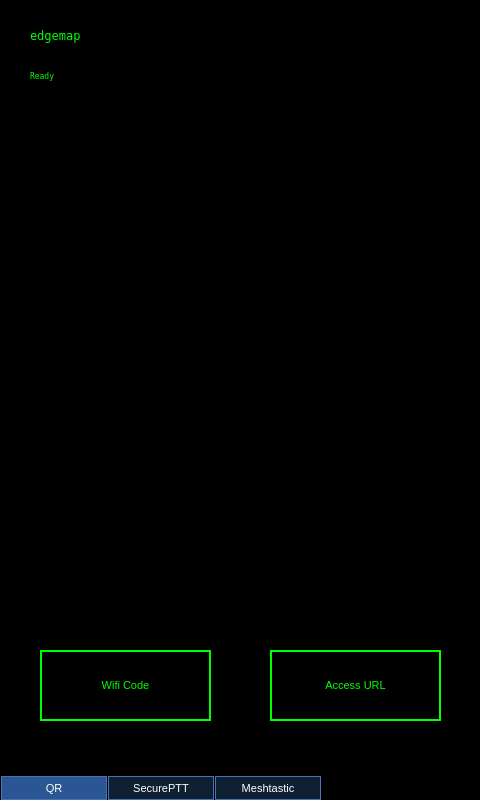
Above: mainwindow.ui from resiliencetheatre/qrencode-ui before the change. Below: the same form after it.
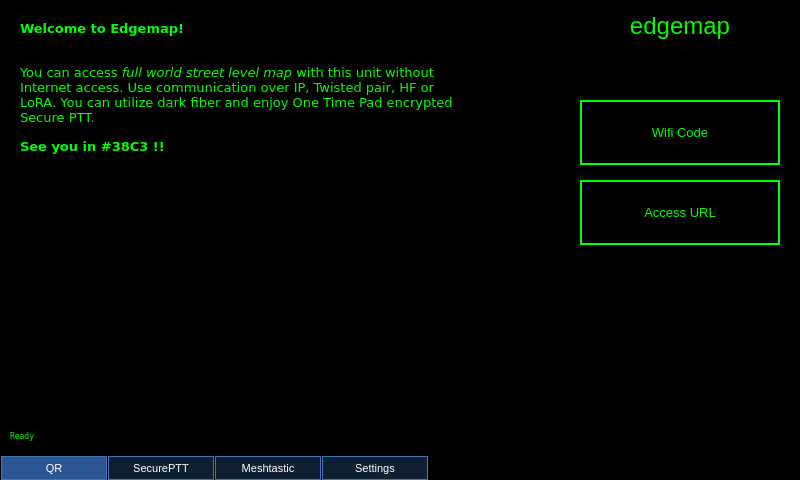
That is the form after the change. The open tabs and pages were chosen to show the change.

What changed in the file:
```diff
--- a/mainwindow.ui
+++ b/mainwindow.ui
@@ -6,8 +6,8 @@
    <rect>
     <x>0</x>
     <y>0</y>
-    <width>480</width>
-    <height>800</height>
+    <width>800</width>
+    <height>480</height>
    </rect>
   </property>
   <property name="windowTitle">
@@ -22,8 +22,8 @@
      <rect>
       <x>0</x>
       <y>0</y>
-      <width>480</width>
-      <height>800</height>
+      <width>800</width>
+      <height>480</height>
      </rect>
     </property>
     <property name="font">
@@ -74,44 +74,50 @@
      <widget class="QLabel" name="qrLabel">
       <property name="geometry">
        <rect>
-        <x>40</x>
-        <y>200</y>
-        <width>400</width>
-        <height>400</height>
+        <x>580</x>
+        <y>250</y>
+        <width>200</width>
+        <height>200</height>
        </rect>
       </property>
       <property name="text">
        <string/>
       </property>
      </widget>
-     <widget class="QPushButton" name="wifiCodeButton">
+     <widget class="QLabel" name="titleLabel">
       <property name="geometry">
        <rect>
-        <x>40</x>
-        <y>650</y>
-        <width>171</width>
-        <height>71</height>
+        <x>580</x>
+        <y>0</y>
+        <width>200</width>
+        <height>51</height>
        </rect>
       </property>
       <property name="font">
        <font>
-        <pointsize>8</pointsize>
+        <family>Cantarell</family>
+        <pointsize>18</pointsize>
+        <italic>false</italic>
+        <bold>false</bold>
        </font>
       </property>
       <property name="styleSheet">
-       <string notr="true">color: #00FF00; 
-border:2px solid #00FF00;</string>
+       <string notr="true">color: #00FF00;
+</string>
       </property>
       <property name="text">
-       <string>Wifi Code</string>
+       <string>edgemap</string>
+      </property>
+      <property name="alignment">
+       <set>Qt::AlignCenter</set>
       </property>
      </widget>
      <widget class="QLabel" name="statLabel">
       <property name="geometry">
        <rect>
-        <x>30</x>
-        <y>60</y>
-        <width>411</width>
+        <x>10</x>
+        <y>420</y>
+        <width>171</width>
         <height>31</height>
        </rect>
       </property>
@@ -129,37 +135,22 @@
        <string>Ready</string>
       </property>
      </widget>
-     <widget class="QLabel" name="titleLabel">
-      <property name="geometry">
-       <rect>
-        <x>30</x>
-        <y>20</y>
-        <width>411</width>
-        <height>31</height>
-       </rect>
-      </property>
-      <property name="font">
-       <font>
-        <family>DejaVu Sans Mono</family>
-       </font>
-      </property>
-      <property name="styleSheet">
-       <string notr="true">color: #00FF00;
-</string>
-      </property>
-      <property name="text">
-       <string>edgemap</string>
-      </property>
-     </widget>
      <widget class="QLabel" name="timeLabel">
       <property name="geometry">
        <rect>
-        <x>40</x>
-        <y>110</y>
-        <width>400</width>
-        <height>71</height>
+        <x>580</x>
+        <y>60</y>
+        <width>200</width>
+        <height>21</height>
        </rect>
       </property>
+      <property name="font">
+       <font>
+        <pointsize>14</pointsize>
+        <italic>false</italic>
+        <bold>false</bold>
+       </font>
+      </property>
       <property name="styleSheet">
        <string notr="true">color: #00FF00;
 font: 14pt;
@@ -175,15 +166,15 @@
      <widget class="QPushButton" name="accessUrlButton">
       <property name="geometry">
        <rect>
-        <x>270</x>
-        <y>650</y>
-        <width>171</width>
-        <height>71</height>
+        <x>580</x>
+        <y>180</y>
+        <width>200</width>
+        <height>65</height>
        </rect>
       </property>
       <property name="font">
        <font>
-        <pointsize>8</pointsize>
+        <pointsize>10</pointsize>
        </font>
       </property>
       <property name="styleSheet">
@@ -194,6 +185,66 @@
        <string>Access URL</string>
       </property>
      </widget>
+     <widget class="QPushButton" name="wifiCodeButton">
+      <property name="geometry">
+       <rect>
+        <x>580</x>
+        <y>100</y>
+        <width>200</width>
+        <height>65</height>
+       </rect>
+      </property>
+      <property name="font">
+       <font>
+        <pointsize>10</pointsize>
+       </font>
+      </property>
+      <property name="styleSheet">
+       <string notr="true">color: #00FF00; 
+border:2px solid #00FF00;</string>
+      </property>
+      <property name="text">
+       <string>Wifi Code</string>
+      </property>
+     </widget>
+     <widget class="QLabel" name="statLabel_2">
+      <property name="geometry">
+       <rect>
+        <x>20</x>
+        <y>20</y>
+        <width>441</width>
+        <height>261</height>
+       </rect>
+      </property>
+      <property name="font">
+       <font>
+        <family>DejaVu Sans</family>
+        <pointsize>10</pointsize>
+       </font>
+      </property>
+      <property name="styleSheet">
+       <string notr="true">color: #00FF00;
+</string>
+      </property>
+      <property name="frameShape">
+       <enum>QFrame::NoFrame</enum>
+      </property>
+      <property name="frameShadow">
+       <enum>QFrame::Plain</enum>
+      </property>
+      <property name="text">
+       <string>&lt;html&gt;&lt;head/&gt;&lt;body&gt;&lt;p&gt;&lt;span style=&quot; font-weight:700;&quot;&gt;Welcome to Edgemap!&lt;/span&gt;&lt;/p&gt;&lt;p&gt;&lt;br/&gt;You can access &lt;span style=&quot; font-style:italic;&quot;&gt;full world street level map&lt;/span&gt; with this unit without Internet access. Use communication over IP, Twisted pair, HF or LoRA. You can utilize dark fiber and enjoy One Time Pad encrypted Secure PTT.&lt;/p&gt;&lt;p&gt;&lt;span style=&quot; font-weight:700;&quot;&gt;See you in #38C3 !!&lt;/span&gt;&lt;/p&gt;&lt;/body&gt;&lt;/html&gt;</string>
+      </property>
+      <property name="textFormat">
+       <enum>Qt::RichText</enum>
+      </property>
+      <property name="alignment">
+       <set>Qt::AlignLeading|Qt::AlignLeft|Qt::AlignTop</set>
+      </property>
+      <property name="wordWrap">
+       <bool>true</bool>
+      </property>
+     </widget>
     </widget>
     <widget class="QWidget" name="tab_2">
      <attribute name="title">
@@ -259,6 +310,136 @@
       <string>Meshtastic</string>
      </attribute>
     </widget>
+    <widget class="QWidget" name="settings">
+     <attribute name="title">
+      <string>Settings</string>
+     </attribute>
+     <widget class="QPushButton" name="powerOff">
+      <property name="geometry">
+       <rect>
+        <x>570</x>
+        <y>30</y>
+        <width>200</width>
+        <height>61</height>
+       </rect>
+      </property>
+      <property name="font">
+       <font>
+        <pointsize>12</pointsize>
+        <italic>false</italic>
+        <bold>false</bold>
+       </font>
+      </property>
+      <property name="styleSheet">
+       <string notr="true">
+QPushButton {
+ background-color: #000000;
+color: #FF0000; 
+border:2px solid #FF0000;
+font: 12pt;
+
+}
+
+QPushButton:pressed {
+    background-color: #00C000;     
+}</string>
+      </property>
+      <property name="text">
+       <string>Power Off</string>
+      </property>
+     </widget>
+     <widget class="QPushButton" name="backlight100">
+      <property name="geometry">
+       <rect>
+        <x>570</x>
+        <y>160</y>
+        <width>201</width>
+        <height>61</height>
+       </rect>
+      </property>
+      <property name="font">
+       <font>
+        <pointsize>12</pointsize>
+        <italic>false</italic>
+        <bold>false</bold>
+       </font>
+      </property>
+      <property name="styleSheet">
+       <string notr="true">
+QPushButton {
+ background-color: #000000;
+color: #00FF00; 
+border:2px solid #00FF00;
+font: 12pt;
+
+}
+
+QPushButton:pressed {
+    background-color: #00C000;     
+}</string>
+      </property>
+      <property name="text">
+       <string>Bright</string>
+      </property>
+     </widget>
+     <widget class="QLabel" name="backlightLabel">
+      <property name="geometry">
+       <rect>
+        <x>570</x>
+        <y>110</y>
+        <width>171</width>
+        <height>31</height>
+       </rect>
+      </property>
+      <property name="font">
+       <font>
+        <family>DejaVu Sans Mono</family>
+        <pointsize>12</pointsize>
+       </font>
+      </property>
+      <property name="styleSheet">
+       <string notr="true">color: #00FF00;
+</string>
+      </property>
+      <property name="text">
+       <string>Backlight</string>
+      </property>
+     </widget>
+     <widget class="QPushButton" name="backlight10">
+      <property name="geometry">
+       <rect>
+        <x>570</x>
+        <y>240</y>
+        <width>201</width>
+        <height>61</height>
+       </rect>
+      </property>
+      <property name="font">
+       <font>
+        <pointsize>12</pointsize>
+        <italic>false</italic>
+        <bold>false</bold>
+       </font>
+      </property>
+      <property name="styleSheet">
+       <string notr="true">
+QPushButton {
+ background-color: #000000;
+color: #00FF00; 
+border:2px solid #00FF00;
+font: 12pt;
+
+}
+
+QPushButton:pressed {
+    background-color: #00C000;     
+}</string>
+      </property>
+      <property name="text">
+       <string>Dim</string>
+      </property>
+     </widget>
+    </widget>
    </widget>
   </widget>
  </widget>
```
Left out of the diff: 128 changed lines with no effect on the pictures.
